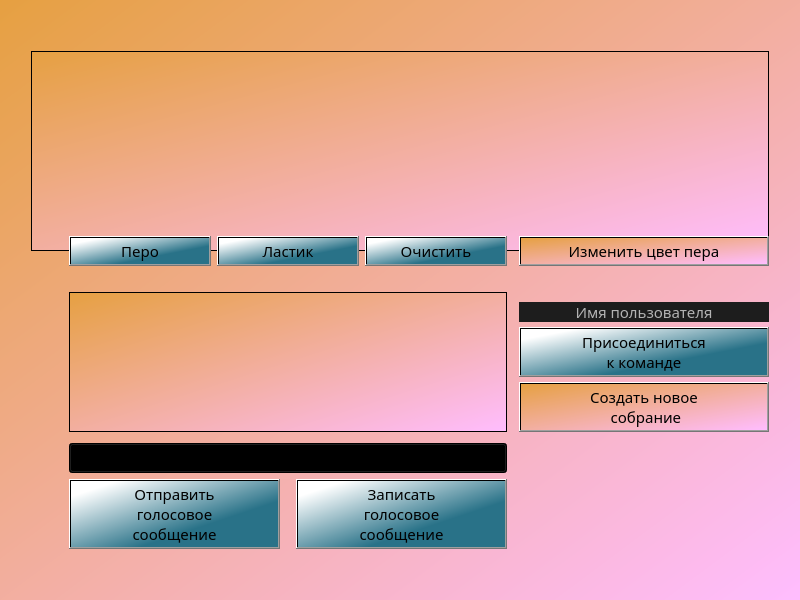
Avedik/Desktop-application-IEducation, file Client/jeducation-v0.1/brainstorm.ui: the form before one commit.
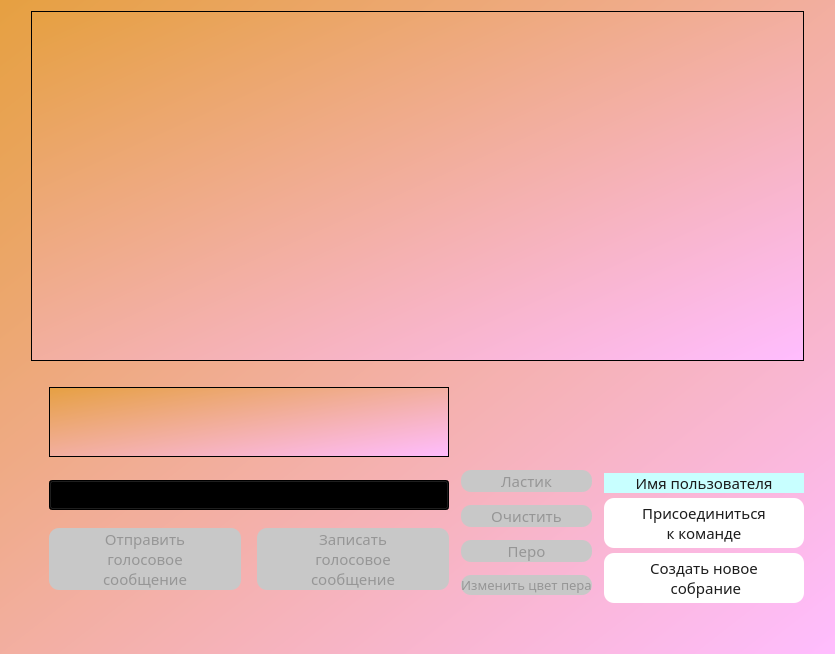
The form after the commit.

Commit message: Подкорректировал дизайн кнопок в 'Мозговом штурме'

Patch:
```diff
--- a/Client/jeducation-v0.1/brainstorm.ui
+++ b/Client/jeducation-v0.1/brainstorm.ui
@@ -10,10 +10,16 @@
     <height>600</height>
    </rect>
   </property>
+  <property name="sizePolicy">
+   <sizepolicy hsizetype="Preferred" vsizetype="Preferred">
+    <horstretch>0</horstretch>
+    <verstretch>0</verstretch>
+   </sizepolicy>
+  </property>
   <property name="minimumSize">
    <size>
-    <width>800</width>
-    <height>600</height>
+    <width>0</width>
+    <height>0</height>
    </size>
   </property>
   <property name="maximumSize">
@@ -36,7 +42,87 @@
 background-color: qlineargradient(spread:pad, x1:0, y1:0, x2:1, y2:1, stop:0 rgba(230, 160, 65, 255), stop:1 rgba(255, 189, 255, 255));</string>
   </property>
   <layout class="QGridLayout" name="gridLayout">
-   <item row="6" column="7">
+   <item row="0" column="10">
+    <spacer name="horizontalSpacer_3">
+     <property name="orientation">
+      <enum>Qt::Horizontal</enum>
+     </property>
+     <property name="sizeType">
+      <enum>QSizePolicy::Fixed</enum>
+     </property>
+     <property name="sizeHint" stdset="0">
+      <size>
+       <width>20</width>
+       <height>20</height>
+      </size>
+     </property>
+    </spacer>
+   </item>
+   <item row="9" column="5">
+    <widget class="QTableWidget" name="audioFilesBox">
+     <property name="minimumSize">
+      <size>
+       <width>400</width>
+       <height>0</height>
+      </size>
+     </property>
+    </widget>
+   </item>
+   <item row="13" column="5">
+    <spacer name="verticalSpacer_4">
+     <property name="orientation">
+      <enum>Qt::Vertical</enum>
+     </property>
+     <property name="sizeType">
+      <enum>QSizePolicy::Fixed</enum>
+     </property>
+     <property name="sizeHint" stdset="0">
+      <size>
+       <width>20</width>
+       <height>40</height>
+      </size>
+     </property>
+    </spacer>
+   </item>
+   <item row="0" column="0">
+    <spacer name="horizontalSpacer_7">
+     <property name="orientation">
+      <enum>Qt::Horizontal</enum>
+     </property>
+     <property name="sizeType">
+      <enum>QSizePolicy::Fixed</enum>
+     </property>
+     <property name="sizeHint" stdset="0">
+      <size>
+       <width>20</width>
+       <height>20</height>
+      </size>
+     </property>
+    </spacer>
+   </item>
+   <item row="0" column="2" colspan="8">
+    <widget class="QGraphicsView" name="table">
+     <property name="minimumSize">
+      <size>
+       <width>0</width>
+       <height>350</height>
+      </size>
+     </property>
+     <property name="autoFillBackground">
+      <bool>false</bool>
+     </property>
+     <property name="backgroundBrush">
+      <brush brushstyle="NoBrush">
+       <color alpha="0">
+        <red>255</red>
+        <green>255</green>
+        <blue>255</blue>
+       </color>
+      </brush>
+     </property>
+    </widget>
+   </item>
+   <item row="12" column="9">
     <layout class="QVBoxLayout" name="verticalLayout_2">
      <property name="spacing">
       <number>5</number>
@@ -54,7 +140,7 @@
        </property>
        <property name="minimumSize">
         <size>
-         <width>250</width>
+         <width>200</width>
          <height>20</height>
         </size>
        </property>
@@ -65,8 +151,8 @@
         </size>
        </property>
        <property name="styleSheet">
-        <string notr="true">background-color: rgb(29, 29, 29);
-color: rgb(179, 179, 179);
+        <string notr="true">background-color: rgb(200, 255, 255);
+color: rgb(27, 27, 27);
 </string>
        </property>
        <property name="text">
@@ -92,7 +178,10 @@
         </font>
        </property>
        <property name="styleSheet">
-        <string notr="true">background-color: qlineargradient(spread:pad, x1:0.652, y1:0.67, x2:0.096, y2:0.136227, stop:0 rgba(41, 114, 136, 255), stop:1 rgba(255, 255, 255, 255));</string>
+        <string notr="true">background-color: rgb(255, 255, 255);
+color: rgb(29, 29, 29);
+border:2px;
+border-radius:10;</string>
        </property>
        <property name="text">
         <string>Присоединиться 
@@ -102,6 +191,25 @@
      </item>
      <item>
       <widget class="QPushButton" name="newMeetingButton">
+       <property name="minimumSize">
+        <size>
+         <width>0</width>
+         <height>50</height>
+        </size>
+       </property>
+       <property name="font">
+        <font>
+         <family>Bahnschrift</family>
+         <pointsize>11</pointsize>
+        </font>
+       </property>
+       <property name="styleSheet">
+        <string notr="true">background-color: rgb(255, 255, 255);
+color: rgb(29, 29, 29);
+border:2px;
+border-radius:10;
+</string>
+       </property>
        <property name="text">
         <string>Создать новое
  собрание</string>
@@ -110,93 +218,137 @@
      </item>
     </layout>
    </item>
-   <item row="6" column="5">
-    <widget class="QTableWidget" name="audioFilesBox">
-     <property name="minimumSize">
-      <size>
-       <width>400</width>
-       <height>0</height>
-      </size>
+   <item row="12" column="7">
+    <layout class="QVBoxLayout" name="verticalLayout_5">
+     <property name="spacing">
+      <number>6</number>
      </property>
-    </widget>
+     <item>
+      <widget class="QPushButton" name="eraserButton">
+       <property name="minimumSize">
+        <size>
+         <width>0</width>
+         <height>20</height>
+        </size>
+       </property>
+       <property name="font">
+        <font>
+         <family>Bahnschrift</family>
+         <pointsize>11</pointsize>
+        </font>
+       </property>
+       <property name="styleSheet">
+        <string notr="true">background-color: rgb(200, 200, 200);
+color: rgb(150, 150, 150);
+border:2px;
+border-radius:10;
+</string>
+       </property>
+       <property name="text">
+        <string>Ластик</string>
+       </property>
+      </widget>
+     </item>
+     <item>
+      <widget class="QPushButton" name="clearButton">
+       <property name="minimumSize">
+        <size>
+         <width>0</width>
+         <height>20</height>
+        </size>
+       </property>
+       <property name="font">
+        <font>
+         <family>Bahnschrift</family>
+         <pointsize>11</pointsize>
+        </font>
+       </property>
+       <property name="styleSheet">
+        <string notr="true">background-color: rgb(200, 200, 200);
+color: rgb(150, 150, 150);
+border:2px;
+border-radius:10;
+</string>
+       </property>
+       <property name="text">
+        <string>Очистить</string>
+       </property>
+      </widget>
+     </item>
+     <item>
+      <widget class="QPushButton" name="styletButton">
+       <property name="minimumSize">
+        <size>
+         <width>0</width>
+         <height>20</height>
+        </size>
+       </property>
+       <property name="font">
+        <font>
+         <family>Bahnschrift</family>
+         <pointsize>11</pointsize>
+        </font>
+       </property>
+       <property name="styleSheet">
+        <string notr="true">background-color: rgb(200, 200, 200);
+color: rgb(150, 150, 150);
+border:2px;
+border-radius:10;
+</string>
+       </property>
+       <property name="text">
+        <string>Перо</string>
+       </property>
+      </widget>
+     </item>
+     <item>
+      <widget class="QPushButton" name="changeColorButton">
+       <property name="minimumSize">
+        <size>
+         <width>0</width>
+         <height>20</height>
+        </size>
+       </property>
+       <property name="font">
+        <font>
+         <family>Bahnschrift</family>
+         <pointsize>10</pointsize>
+        </font>
+       </property>
+       <property name="styleSheet">
+        <string notr="true">background-color: rgb(200, 200, 200);
+color: rgb(150, 150, 150);
+border:2px;
+border-radius:10;
+</string>
+       </property>
+       <property name="text">
+        <string>Изменить цвет пера</string>
+       </property>
+      </widget>
+     </item>
+    </layout>
    </item>
-   <item row="8" column="5">
-    <spacer name="verticalSpacer_4">
+   <item row="12" column="6">
+    <spacer name="horizontalSpacer">
      <property name="orientation">
-      <enum>Qt::Vertical</enum>
-     </property>
-     <property name="sizeType">
-      <enum>QSizePolicy::Fixed</enum>
-     </property>
-     <property name="sizeHint" stdset="0">
-      <size>
-       <width>20</width>
-       <height>40</height>
-      </size>
-     </property>
-    </spacer>
-   </item>
-   <item row="0" column="2">
-    <spacer name="verticalSpacer_5">
-     <property name="orientation">
-      <enum>Qt::Vertical</enum>
-     </property>
-     <property name="sizeType">
-      <enum>QSizePolicy::Fixed</enum>
-     </property>
-     <property name="sizeHint" stdset="0">
-      <size>
-       <width>20</width>
-       <height>40</height>
-      </size>
-     </property>
-    </spacer>
-   </item>
-   <item row="1" column="8">
-    <spacer name="horizontalSpacer_3">
-     <property name="orientation">
       <enum>Qt::Horizontal</enum>
      </property>
-     <property name="sizeType">
-      <enum>QSizePolicy::Fixed</enum>
-     </property>
      <property name="sizeHint" stdset="0">
       <size>
-       <width>20</width>
+       <width>40</width>
        <height>20</height>
       </size>
      </property>
     </spacer>
    </item>
-   <item row="1" column="2" colspan="6">
-    <widget class="QGraphicsView" name="table">
-     <property name="minimumSize">
-      <size>
-       <width>0</width>
-       <height>200</height>
-      </size>
-     </property>
-     <property name="autoFillBackground">
-      <bool>false</bool>
-     </property>
-     <property name="backgroundBrush">
-      <brush brushstyle="NoBrush">
-       <color alpha="0">
-        <red>255</red>
-        <green>255</green>
-        <blue>255</blue>
-       </color>
-      </brush>
-     </property>
-    </widget>
-   </item>
-   <item row="1" column="0">
-    <spacer name="horizontalSpacer_7">
+   <item row="4" column="5">
+    <spacer name="verticalSpacer">
      <property name="orientation">
-      <enum>Qt::Horizontal</enum>
+      <enum>Qt::Vertical</enum>
      </property>
      <property name="sizeType">
-      <enum>QSizePolicy::Fixed</enum>
+      <enum>QSizePolicy::Preferred</enum>
      </property>
      <property name="sizeHint" stdset="0">
       <size>
@@ -206,7 +358,7 @@
      </property>
     </spacer>
    </item>
-   <item row="7" column="5">
+   <item row="12" column="5">
     <layout class="QVBoxLayout" name="verticalLayout">
      <item>
       <spacer name="verticalSpacer_3">
@@ -238,7 +390,11 @@
           </font>
          </property>
          <property name="styleSheet">
-          <string notr="true">background-color: qlineargradient(spread:pad, x1:0.652, y1:0.67, x2:0.096, y2:0.136227, stop:0 rgba(41, 114, 136, 255), stop:1 rgba(255, 255, 255, 255));</string>
+          <string notr="true">background-color: rgb(200, 200, 200);
+color: rgb(150, 150, 150);
+border:2px;
+border-radius:10;
+</string>
          </property>
          <property name="text">
           <string>Отправить
@@ -272,7 +428,11 @@
           </font>
          </property>
          <property name="styleSheet">
-          <string notr="true">background-color: qlineargradient(spread:pad, x1:0.652, y1:0.67, x2:0.096, y2:0.136227, stop:0 rgba(41, 114, 136, 255), stop:1 rgba(255, 255, 255, 255));</string>
+          <string notr="true">background-color: rgb(200, 200, 200);
+color: rgb(150, 150, 150);
+border:2px;
+border-radius:10;
+</string>
          </property>
          <property name="text">
           <string>Записать
@@ -286,81 +446,6 @@
     </layout>
    </item>
    <item row="3" column="5">
-    <layout class="QHBoxLayout" name="horizontalLayout_2">
-     <item>
-      <widget class="QPushButton" name="styletButton">
-       <property name="font">
-        <font>
-         <family>Bahnschrift</family>
-         <pointsize>11</pointsize>
-        </font>
-       </property>
-       <property name="styleSheet">
-        <string notr="true">background-color: qlineargradient(spread:pad, x1:0.652, y1:0.67, x2:0.096, y2:0.136227, stop:0 rgba(41, 114, 136, 255), stop:1 rgba(255, 255, 255, 255));</string>
-       </property>
-       <property name="text">
-        <string>Перо</string>
-       </property>
-      </widget>
-     </item>
-     <item>
-      <widget class="QPushButton" name="eraserButton">
-       <property name="font">
-        <font>
-         <family>Bahnschrift</family>
-         <pointsize>11</pointsize>
-        </font>
-       </property>
-       <property name="styleSheet">
-        <string notr="true">background-color: qlineargradient(spread:pad, x1:0.652, y1:0.67, x2:0.096, y2:0.136227, stop:0 rgba(41, 114, 136, 255), stop:1 rgba(255, 255, 255, 255));</string>
-       </property>
-       <property name="text">
-        <string>Ластик</string>
-       </property>
-      </widget>
-     </item>
-     <item>
-      <widget class="QPushButton" name="clearButton">
-       <property name="font">
-        <font>
-         <family>Bahnschrift</family>
-         <pointsize>11</pointsize>
-        </font>
-       </property>
-       <property name="styleSheet">
-        <string notr="true">background-color: qlineargradient(spread:pad, x1:0.652, y1:0.67, x2:0.096, y2:0.136227, stop:0 rgba(41, 114, 136, 255), stop:1 rgba(255, 255, 255, 255));</string>
-       </property>
-       <property name="text">
-        <string>Очистить</string>
-       </property>
-      </widget>
-     </item>
-    </layout>
-   </item>
-   <item row="3" column="7">
-    <widget class="QPushButton" name="changeColorButton">
-     <property name="text">
-      <string>Изменить цвет пера</string>
-     </property>
-    </widget>
-   </item>
-   <item row="4" column="5">
-    <spacer name="verticalSpacer">
-     <property name="orientation">
-      <enum>Qt::Vertical</enum>
-     </property>
-     <property name="sizeType">
-      <enum>QSizePolicy::Preferred</enum>
-     </property>
-     <property name="sizeHint" stdset="0">
-      <size>
-       <width>20</width>
-       <height>20</height>
-      </size>
-     </property>
-    </spacer>
-   </item>
-   <item row="5" column="5">
     <spacer name="verticalSpacer_6">
      <property name="orientation">
       <enum>Qt::Vertical</enum>
```
The commit also changes 7 other files.
